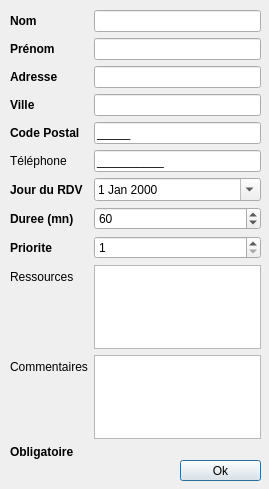
RBFUZ/TP_STL, file TP_ASR/dialogclient.ui: the form before one commit.
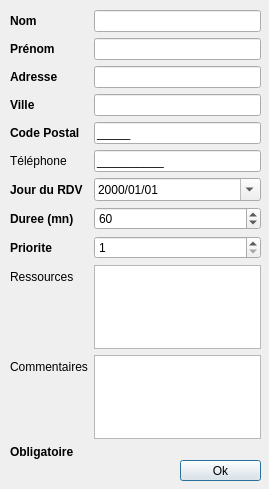
The form after the commit.

Diff of the .ui file:
```diff
--- a/TP_ASR/dialogclient.ui
+++ b/TP_ASR/dialogclient.ui
@@ -146,6 +146,9 @@
     </item>
     <item row="7" column="1">
      <widget class="QDateEdit" name="deJourRdv">
+      <property name="displayFormat">
+       <string>yyyy/MM/dd</string>
+      </property>
       <property name="calendarPopup">
        <bool>true</bool>
       </property>
```
